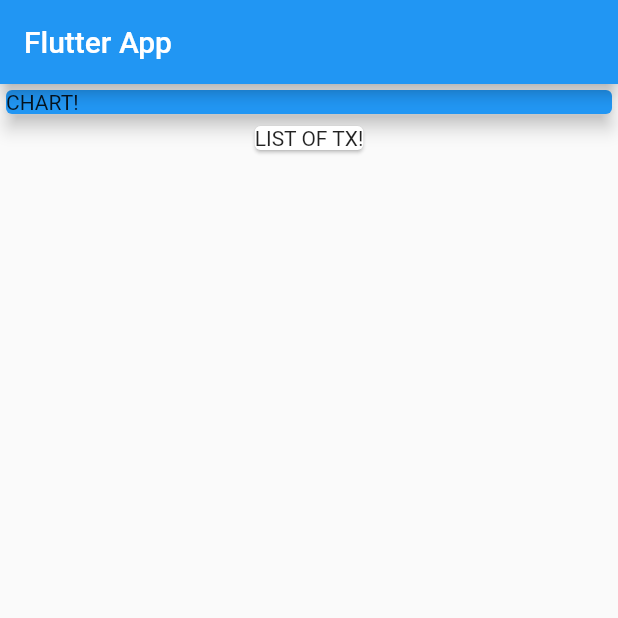
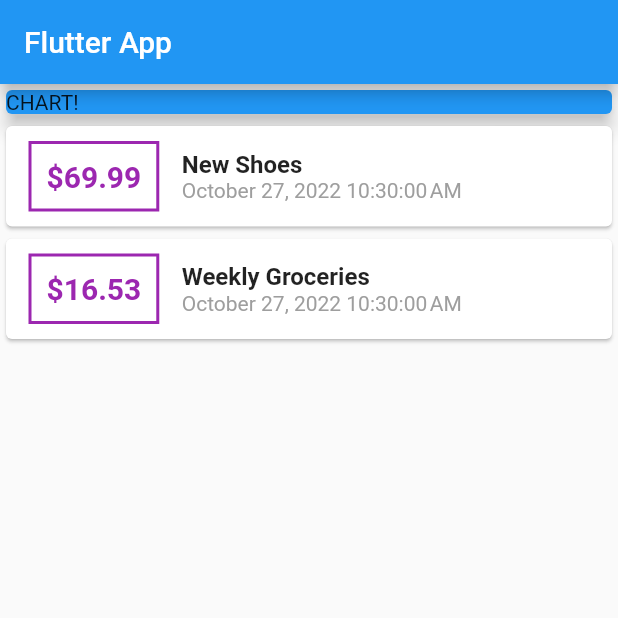
Before and after one commit to rodrigodsluz/flutter_personal_expenses, a Flutter app: the screen it shows after launch, on a phone screen of 412 x 824 dp, the top half of it. Run offline on Flutter 3.47's test engine with Material 2 defaults, Android fonts, the light colour scheme and no system bars.

Commit message:
feat: installing external packages and formatting dates

```diff
--- a/lib/main.dart
+++ b/lib/main.dart
@@ -1,4 +1,5 @@
 import 'package:flutter/material.dart';
+import 'package:intl/intl.dart';
 
 import './transaction.dart';
 
@@ -46,9 +47,53 @@
               elevation: 5,
             ),
           ),
-          Card(
-            child: Text('LIST OF TX!'),
-          )
+          Column(
+            children: transactions.map((tx) {
+              return Card(
+                child: Row(
+                  children: <Widget>[
+                    Container(
+                      margin: EdgeInsets.symmetric(
+                        vertical: 10,
+                        horizontal: 15,
+                      ),
+                      decoration: BoxDecoration(
+                        border: Border.all(
+                          color: Colors.purple,
+                          width: 2,
+                        ),
+                      ),
+                      padding: EdgeInsets.all(10),
+                      child: Text(
+                        '\$${tx.amount}',
+                        style: TextStyle(
+                          fontWeight: FontWeight.bold,
+                          fontSize: 20,
+                          color: Colors.purple,
+                        ),
+                      ),
+                    ),
+                    Column(
+                      crossAxisAlignment: CrossAxisAlignment.start,
+                      children: <Widget>[
+                        Text(
+                          tx.title,
+                          style: TextStyle(
+                            fontSize: 16,
+                            fontWeight: FontWeight.bold,
+                          ),
+                        ),
+                        Text(
+                          DateFormat().format(tx.date),
+                          style: TextStyle(color: Colors.grey),
+                        ),
+                      ],
+                    )
+                  ],
+                ),
+              );
+            }).toList(),
+          ),
         ]),
       ),
     );
--- a/pubspec.yaml
+++ b/pubspec.yaml
@@ -28,6 +28,7 @@
   # The following adds the Cupertino Icons font to your application.
   # Use with the CupertinoIcons class for iOS style icons.
   cupertino_icons: ^1.0.2
+  intl: ^0.17.0
 
 dev_dependencies:
   flutter_test:
```
Also changed, not shown: pubspec.lock.
